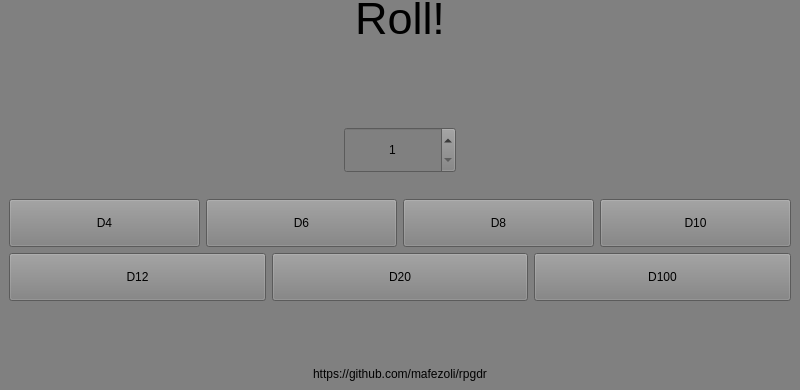
First picture: the form in mainwindow.ui, repository mafezoli/rpgdr, before the edit; both pictures show x 0 to 800 and y 210 to 600 of the 800 by 600 pixel window.
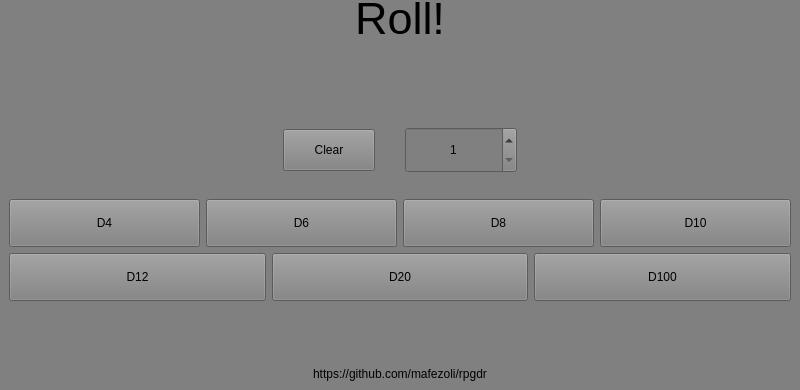
Second picture: the form after the edit.

Commit message: Add clear button

The edit to the form file:
```diff
--- a/mainwindow.ui
+++ b/mainwindow.ui
@@ -82,6 +82,30 @@
     </item>
     <item>
      <layout class="QHBoxLayout" name="horizontalLayout_4">
+      <property name="leftMargin">
+       <number>250</number>
+      </property>
+      <property name="rightMargin">
+       <number>250</number>
+      </property>
+      <item>
+       <widget class="QPushButton" name="clearButton">
+        <property name="sizePolicy">
+         <sizepolicy hsizetype="Fixed" vsizetype="Fixed">
+          <horstretch>0</horstretch>
+          <verstretch>0</verstretch>
+         </sizepolicy>
+        </property>
+        <property name="styleSheet">
+         <string notr="true">width: 90px;
+height: 40px;
+margin-bottom: 20px;</string>
+        </property>
+        <property name="text">
+         <string>Clear</string>
+        </property>
+       </widget>
+      </item>
       <item>
        <widget class="QSpinBox" name="valueSpinBox">
         <property name="sizePolicy">
```
The commit also changes 2 other files.
